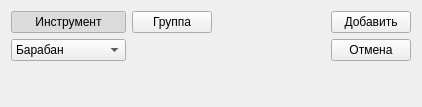
Qt form addition.ui (mcstarioni/OBOSSANIY-CURSACH) before a commit.
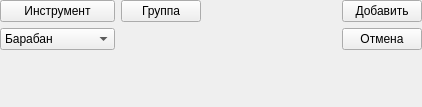
The same form after that commit.

What changed in the file:
```diff
--- a/addition.ui
+++ b/addition.ui
@@ -14,6 +14,18 @@
    <string>Form</string>
   </property>
   <layout class="QHBoxLayout" name="horizontalLayout">
+   <property name="leftMargin">
+    <number>0</number>
+   </property>
+   <property name="topMargin">
+    <number>0</number>
+   </property>
+   <property name="rightMargin">
+    <number>0</number>
+   </property>
+   <property name="bottomMargin">
+    <number>0</number>
+   </property>
    <item>
     <layout class="QVBoxLayout" name="verticalLayout">
      <item>
@@ -25,7 +37,7 @@
         <bool>true</bool>
        </property>
        <property name="checked">
-        <bool>true</bool>
+        <bool>false</bool>
        </property>
       </widget>
      </item>
```
